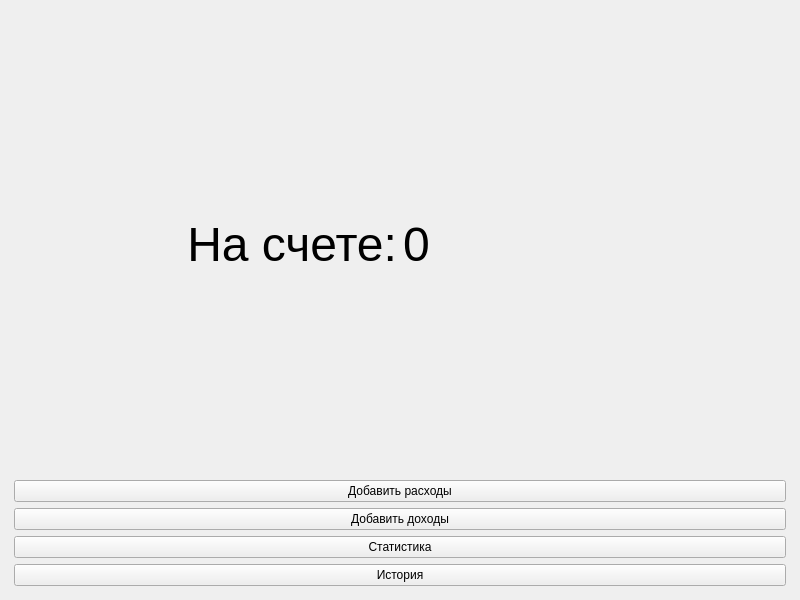
First picture: the form in stock/screens/screen_1.ui, repository ZinixZay/spending_watcher, before the edit.
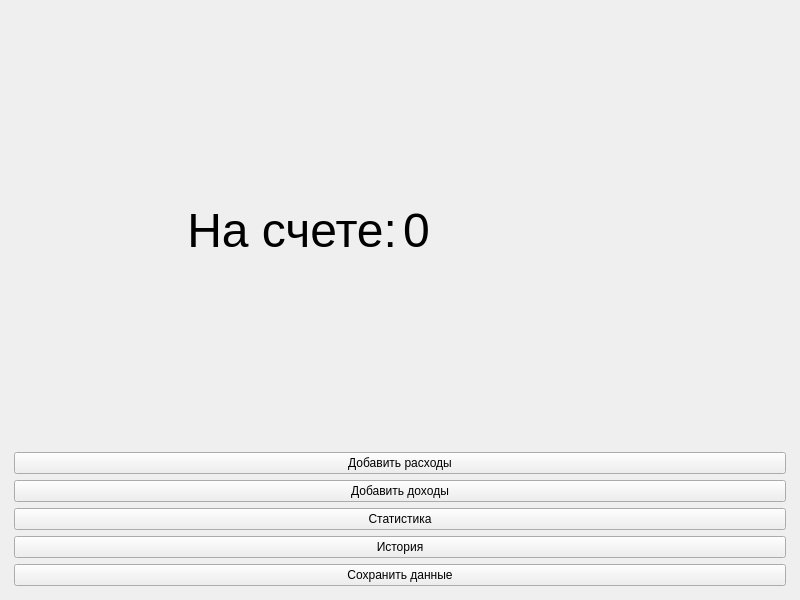
Second picture: the form after the edit.

```diff
--- a/stock/screens/screen_1.ui
+++ b/stock/screens/screen_1.ui
@@ -16,7 +16,7 @@
   <widget class="QWidget" name="centralwidget">
    <layout class="QGridLayout" name="gridLayout_2">
     <item row="0" column="0">
-     <layout class="QGridLayout" name="gridLayout" rowstretch="1,1,1,1,1">
+     <layout class="QGridLayout" name="gridLayout" rowstretch="1,0,0,0,0,0">
       <property name="leftMargin">
        <number>5</number>
       </property>
@@ -29,6 +29,20 @@
       <property name="bottomMargin">
        <number>5</number>
       </property>
+      <item row="2" column="0" colspan="2">
+       <widget class="QPushButton" name="add_d_but">
+        <property name="text">
+         <string>Добавить доходы</string>
+        </property>
+       </widget>
+      </item>
+      <item row="1" column="0" colspan="2">
+       <widget class="QPushButton" name="add_r_but">
+        <property name="text">
+         <string>Добавить расходы</string>
+        </property>
+       </widget>
+      </item>
       <item row="0" column="0">
        <widget class="QLabel" name="label">
         <property name="font">
@@ -44,20 +58,6 @@
         </property>
        </widget>
       </item>
-      <item row="1" column="0" colspan="2">
-       <widget class="QPushButton" name="add_r_but">
-        <property name="text">
-         <string>Добавить расходы</string>
-        </property>
-       </widget>
-      </item>
-      <item row="2" column="0" colspan="2">
-       <widget class="QPushButton" name="add_d_but">
-        <property name="text">
-         <string>Добавить доходы</string>
-        </property>
-       </widget>
-      </item>
       <item row="3" column="0" colspan="2">
        <widget class="QPushButton" name="stat_but">
         <property name="text">
@@ -84,6 +84,13 @@
         </property>
        </widget>
       </item>
+      <item row="5" column="0" colspan="2">
+       <widget class="QPushButton" name="save_but">
+        <property name="text">
+         <string>Сохранить данные</string>
+        </property>
+       </widget>
+      </item>
      </layout>
     </item>
    </layout>
```
